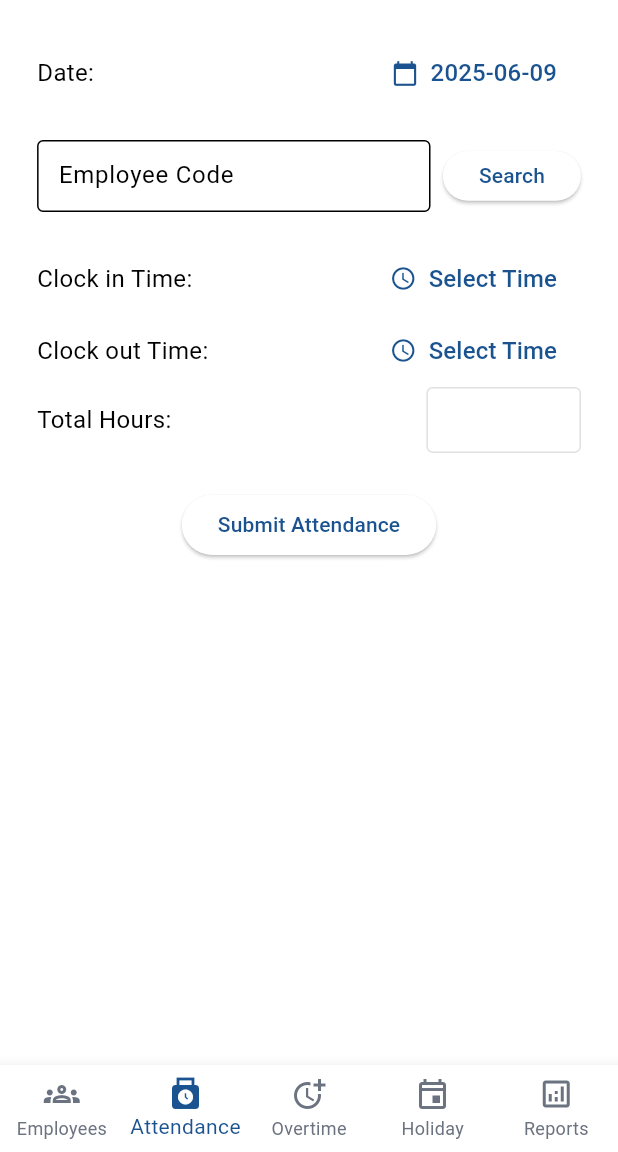
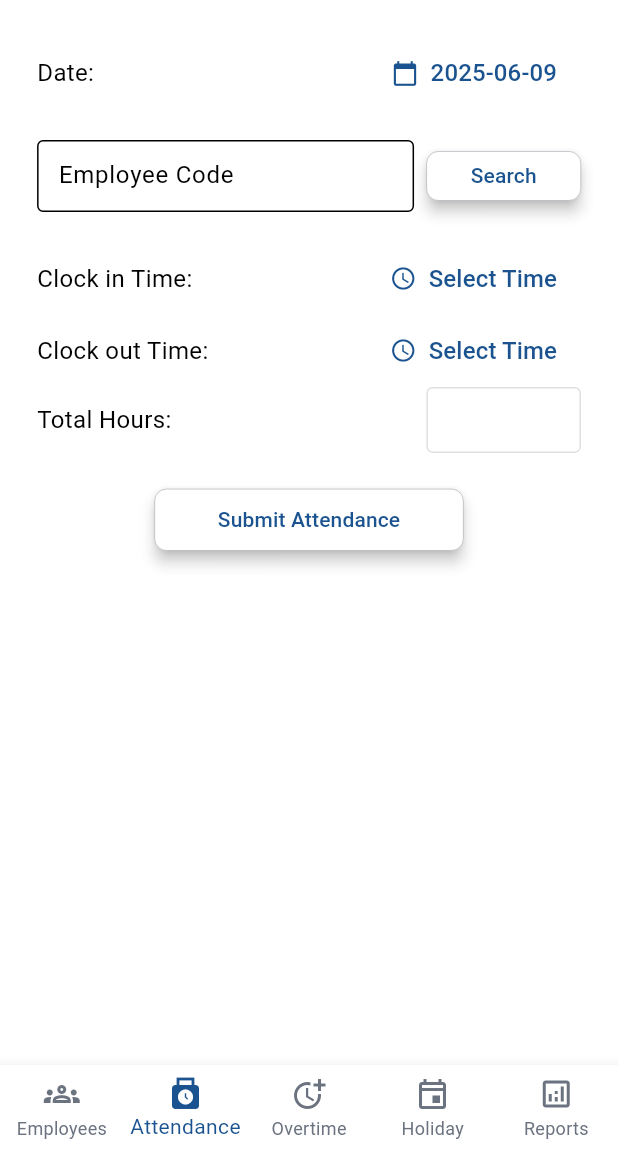
Before and after one commit to noor-faozi/albaderapp, a Flutter app: the screen it shows after launch, item 2 of the bottom bar chosen, on a phone screen of 412 x 824 dp, the part 84-1236 px from its top. Run offline on Flutter 3.47's test engine with Material 3 defaults, Android fonts, the light colour scheme and no system bars; our stand-ins replace supabase_flutter; accounts and stored records are empty.

Commit message:
refactor: edit attendance form widget layout and added custom button

```diff
--- a/lib/widgets/attendance_form.dart
+++ b/lib/widgets/attendance_form.dart
@@ -1,5 +1,6 @@
 import 'package:albaderapp/theme/colors.dart';
 import 'package:albaderapp/utils/responsive.dart';
+import 'package:albaderapp/widgets/custom_button.dart';
 import 'package:flutter/material.dart';
 import 'package:supabase_flutter/supabase_flutter.dart';
 
@@ -127,6 +128,7 @@ class _AttendanceFormState extends State<AttendanceForm> {
       padding: EdgeInsets.all(screenPadding(context, 0.06)),
       child: Form(
         key: _formKey,
+        child: SingleChildScrollView(
           child: Column(
             children: [
               FormField<DateTime>(
@@ -206,9 +208,9 @@ class _AttendanceFormState extends State<AttendanceForm> {
                   SizedBox(width: screenPadding(context, 0.02)),
                   SizedBox(
                     height: buttonHeight,
-                  child: ElevatedButton(
+                    child: CustomButton(
+                      label: 'Search',
                       onPressed: _fetchEmployee,
-                    child: const Text('Search'),
                     ),
                   ),
                 ],
@@ -353,11 +355,14 @@ class _AttendanceFormState extends State<AttendanceForm> {
 
               const SizedBox(height: 12),
 
-            ElevatedButton(
+              CustomButton(
+                label: 'Submit Attendance',
                 onPressed: _submitForm,
-              child: const Text("Submit Attendance"),
+                widthFactor: 0.5,
+                heightFactor: 0.1,
               ),
             ],
+          ),
         ),
       ),
     );
--- /dev/null
+++ b/lib/widgets/custom_button.dart
@@ -0,0 +1,40 @@
+import 'package:albaderapp/theme/colors.dart';
+import 'package:flutter/material.dart';
+
+class CustomButton extends StatelessWidget {
+  final String label;
+  final VoidCallback onPressed;
+  final double widthFactor;
+  final double heightFactor;
+
+  const CustomButton({
+    super.key,
+    required this.label,
+    required this.onPressed,
+    this.widthFactor = 0.25,
+    this.heightFactor = 0.06,
+  });
+
+  double screenPadding(BuildContext context, double factor) {
+    return MediaQuery.of(context).size.width * factor;
+  }
+
+  @override
+  Widget build(BuildContext context) {
+    return SizedBox(
+      height: screenPadding(context, heightFactor),
+      width: screenPadding(context, widthFactor),
+      child: ElevatedButton(
+        onPressed: onPressed,
+        style: ElevatedButton.styleFrom(
+          shape: RoundedRectangleBorder(
+            borderRadius: BorderRadius.circular(8),
+          ),
+          side: const BorderSide(color: gray500, width: 0.25),
+          elevation: 4,
+        ),
+        child: Text(label),
+      ),
+    );
+  }
+}
```
Lines whose indentation alone changed are shown as unchanged.
